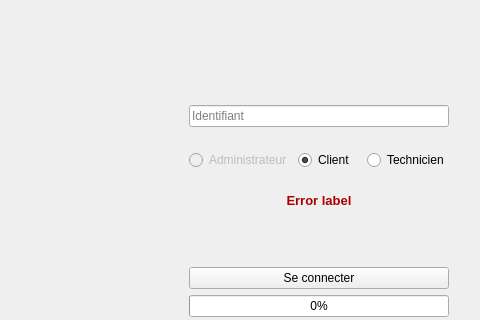
Before: the Qt Designer form connexionwidget.ui in madisonnoyer54/EasyTicket, drawn with Qt 5; both pictures show x 81 to 561 and y 89 to 409 of the 800 by 600 pixel window.
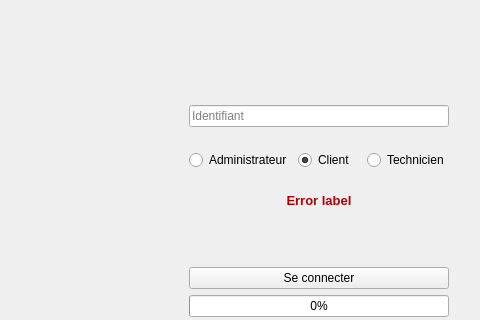
After: the same form once the commit is applied.

Patch:
```diff
--- a/connexionwidget.ui
+++ b/connexionwidget.ui
@@ -60,7 +60,7 @@
        <item>
         <widget class="QRadioButton" name="Administrateur">
          <property name="enabled">
-          <bool>false</bool>
+          <bool>true</bool>
          </property>
          <property name="sizePolicy">
           <sizepolicy hsizetype="Expanding" vsizetype="Expanding">
```
